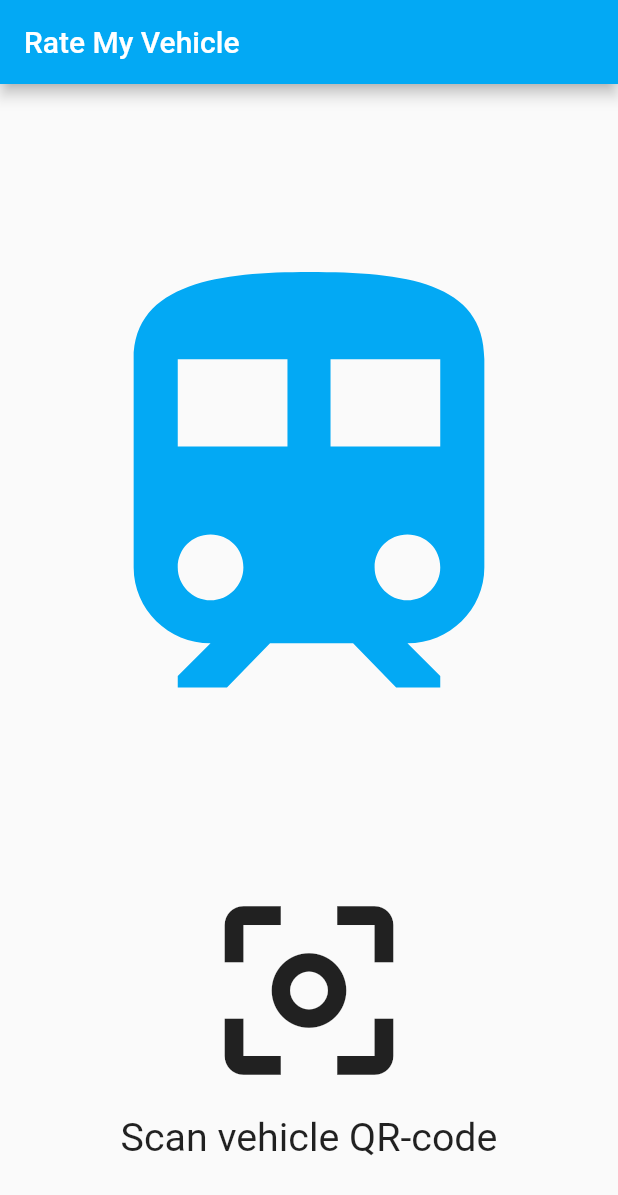
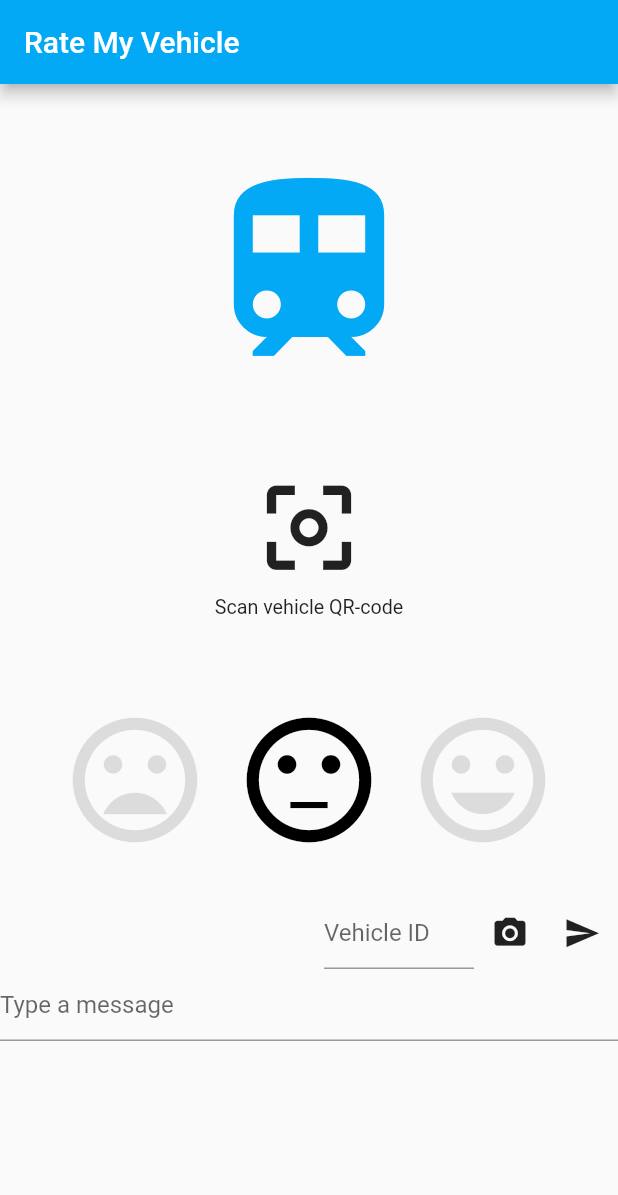
Before and after one commit to ImSythn/Public-Transport-Rating-App-Flutter, a Flutter app: the screen it shows after launch, on a phone screen of 412 x 824 dp. Shown: the top 1195 px of the screen. Run offline on Flutter 3.47's test engine with Material 2 defaults, Android fonts, the phone set to English and light mode, and no system bars; our stand-ins replace image_picker, location; missing offline and left inert: barcode_scan.

Commit message:
aspactratio scaling

```diff
--- a/lib/main.dart
+++ b/lib/main.dart
@@ -30,11 +30,11 @@ class HomePage extends StatelessWidget {
         body: SingleChildScrollView(
           child: Column(
             children: <Widget>[
-              SizedBox(height: 96 / scale),
+              SizedBox(height: 50 / scale),
               VehicleID(),
-              SizedBox(height: 75 / scale),
+              SizedBox(height: 50 / scale),
               QRScanner(),
-              SizedBox(height: 100 / scale),
+              SizedBox(height: 50 / scale),
               ReviewData()
             ],
           ),
@@ -59,7 +59,7 @@ class _VehicleIDState extends State<VehicleID> {
       children: <Widget>[
         Icon(
           Icons.train,
-          size: 350 / scale,
+          size: 150 / scale,
           color: Colors.lightBlue,
         ),
       ],
@@ -98,12 +98,12 @@ class _QRScanner extends State<QRScanner> {
     return Column(
       children: <Widget>[
         IconButton(
-          iconSize: 150 / scale,
+          iconSize: 75 / scale,
           icon: Icon(Icons.center_focus_weak),
           onPressed: scanQR,
         ),
         SizedBox(
-            height: 30 / scale,
+            height: 15 / scale,
             child: FittedBox(
                 child: Text(
               'Scan vehicle QR-code',
@@ -163,10 +163,10 @@ class _ReviewData extends State<ReviewData> {
         mainAxisAlignment: MainAxisAlignment.center,
         children: <Widget>[
           IconButton(
-              iconSize: 200 / scale,
+              iconSize: 100 / scale,
               icon: Icon(
                 Icons.mood_bad,
-                size: 200 / scale,
+                size: 100 / scale,
                 color: buttonColor[0],
               ),
               onPressed: () {
@@ -176,10 +176,10 @@ class _ReviewData extends State<ReviewData> {
                 });
               }),
           IconButton(
-              iconSize: 200 / scale,
+              iconSize: 100 / scale,
               icon: Icon(
                 Icons.sentiment_neutral,
-                size: 200 / scale,
+                size: 100 / scale,
                 color: buttonColor[1],
               ),
               onPressed: () {
@@ -189,10 +189,10 @@ class _ReviewData extends State<ReviewData> {
                 });
               }),
           IconButton(
-              iconSize: 200 / scale,
+              iconSize: 100 / scale,
               icon: Icon(
                 Icons.mood,
-                size: 200 / scale,
+                size: 100 / scale,
                 color: buttonColor[2],
               ),
               onPressed: () {
@@ -203,12 +203,12 @@ class _ReviewData extends State<ReviewData> {
               })
         ],
       ),
-      SizedBox(height: 75 / scale),
+      SizedBox(height: 20 / scale),
       Row(
         mainAxisAlignment: MainAxisAlignment.end,
         children: <Widget>[
           Container(
-              width: 200 / scale,
+              width: 100 / scale,
               child: TextField(
                 controller: cvehicleid,
                 decoration: InputDecoration(hintText: "Vehicle ID"),
@@ -216,10 +216,10 @@ class _ReviewData extends State<ReviewData> {
               )),
           CameraPicker(),
           IconButton(
-              iconSize: 50 / scale,
+              iconSize: 25 / scale,
               icon: Icon(
                 Icons.send,
-                size: 50 / scale,
+                size: 25 / scale,
               ),
               onPressed: () {
                 addData();
@@ -255,10 +255,10 @@ class _CameraPicker extends State<CameraPicker> {
     double scale = MediaQuery.of(context).size.height /
         (MediaQuery.of(context).size.width * 2);
     return IconButton(
-      iconSize: 50 / scale,
+      iconSize: 25 / scale,
       icon: Icon(
         Icons.camera_alt,
-        size: 50 / scale,
+        size: 25 / scale,
       ),
       onPressed: picker,
     );
```
